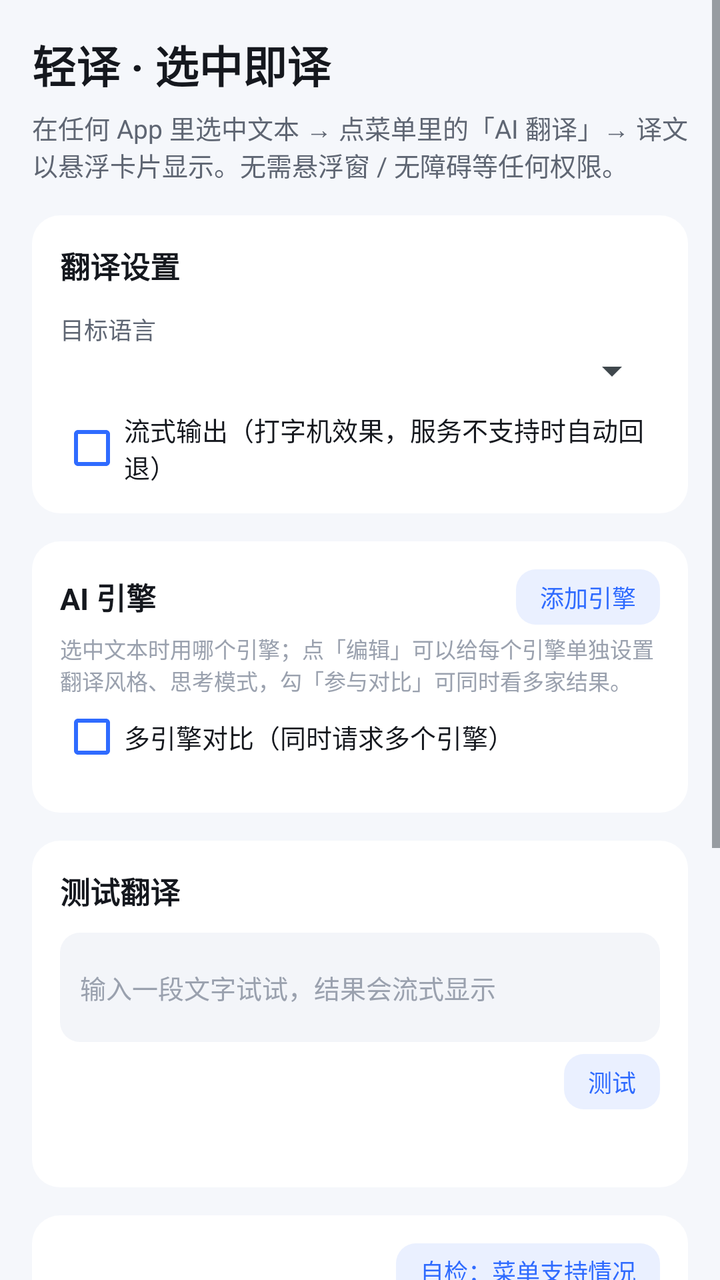
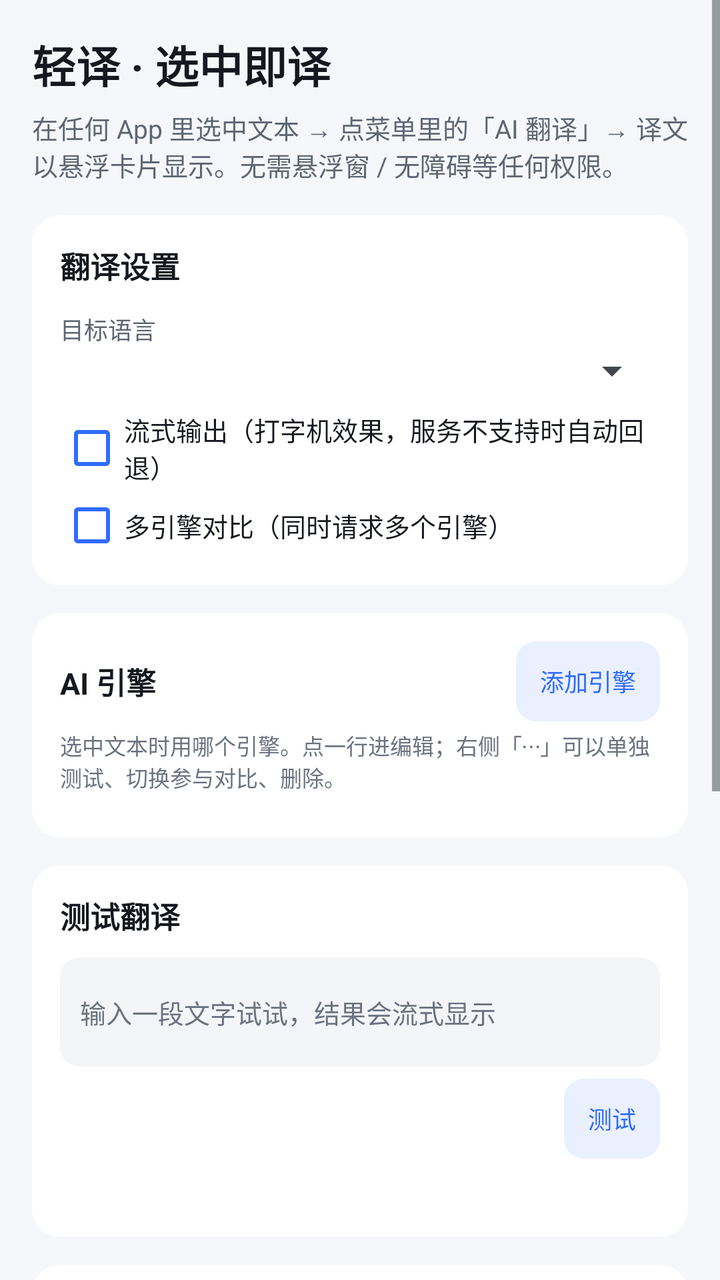

Screens rendered from an Android XML layout before and after an edit, with the pre-edit source and the edit as a unified diff.
<!-- AndroidManifest.xml: application theme Theme.LightTrans.Main -->
<!-- res/layout/activity_main.xml -->
<?xml version="1.0" encoding="utf-8"?>
<ScrollView xmlns:android="http://schemas.android.com/apk/res/android"
    android:layout_width="match_parent"
    android:layout_height="match_parent"
    android:background="@color/bg_page"
    android:fitsSystemWindows="true">

    <LinearLayout
        android:layout_width="match_parent"
        android:layout_height="wrap_content"
        android:orientation="vertical"
        android:padding="16dp">

        <TextView
            android:layout_width="match_parent"
            android:layout_height="wrap_content"
            android:text="轻译 · 选中即译"
            android:textColor="@color/text_main"
            android:textSize="22sp"
            android:textStyle="bold" />

        <TextView
            android:layout_width="match_parent"
            android:layout_height="wrap_content"
            android:layout_marginTop="6dp"
            android:text="在任何 App 里选中文本 → 点菜单里的「AI 翻译」→ 译文以悬浮卡片显示。无需悬浮窗 / 无障碍等任何权限。"
            android:textColor="@color/text_sub"
            android:textSize="13sp" />

        

        <LinearLayout
            android:layout_width="match_parent"
            android:layout_height="wrap_content"
            android:layout_marginTop="16dp"
            android:background="@drawable/bg_section"
            android:orientation="vertical"
            android:padding="14dp">

            <TextView
                style="@style/SectionTitle"
                android:text="翻译设置" />

            <TextView
                style="@style/FieldLabel"
                android:text="目标语言" />

            <Spinner
                android:id="@+id/spLang"
                android:layout_width="match_parent"
                android:layout_height="wrap_content" />

            <CheckBox
                android:id="@+id/cbStream"
                android:layout_width="wrap_content"
                android:layout_height="wrap_content"
                android:layout_marginTop="8dp"
                android:buttonTint="@color/primary"
                android:text="流式输出（打字机效果，服务不支持时自动回退）"
                android:textColor="@color/text_main"
                android:textSize="13sp" />
        </LinearLayout>

        

        <LinearLayout
            android:layout_width="match_parent"
            android:layout_height="wrap_content"
            android:layout_marginTop="14dp"
            android:background="@drawable/bg_section"
            android:orientation="vertical"
            android:padding="14dp">

            <LinearLayout
                android:layout_width="match_parent"
                android:layout_height="wrap_content"
                android:gravity="center_vertical"
                android:orientation="horizontal">

                <TextView
                    style="@style/SectionTitle"
                    android:layout_width="0dp"
                    android:layout_weight="1"
                    android:text="AI 引擎" />

                <Button
                    android:id="@+id/btnAddEngine"
                    style="@style/Btn.Small"
                    android:text="添加引擎" />
            </LinearLayout>

            <TextView
                android:layout_width="match_parent"
                android:layout_height="wrap_content"
                android:layout_marginTop="4dp"
                android:text="选中文本时用哪个引擎；点「编辑」可以给每个引擎单独设置翻译风格、思考模式，勾「参与对比」可同时看多家结果。"
                android:textColor="@color/text_hint"
                android:textSize="11sp" />

            <CheckBox
                android:id="@+id/cbMulti"
                android:layout_width="wrap_content"
                android:layout_height="wrap_content"
                android:layout_marginTop="4dp"
                android:buttonTint="@color/primary"
                android:text="多引擎对比（同时请求多个引擎）"
                android:textColor="@color/text_main"
                android:textSize="13sp" />

            <LinearLayout
                android:id="@+id/boxEngines"
                android:layout_width="match_parent"
                android:layout_height="wrap_content"
                android:layout_marginTop="8dp"
                android:orientation="vertical" />
        </LinearLayout>

        

        <LinearLayout
            android:layout_width="match_parent"
            android:layout_height="wrap_content"
            android:layout_marginTop="14dp"
            android:background="@drawable/bg_section"
            android:orientation="vertical"
            android:padding="14dp">

            <TextView
                style="@style/SectionTitle"
                android:text="测试翻译" />

            <EditText
                android:id="@+id/edTest"
                android:layout_width="match_parent"
                android:layout_height="wrap_content"
                android:layout_marginTop="10dp"
                android:background="@drawable/bg_input"
                android:hint="输入一段文字试试，结果会流式显示"
                android:inputType="textMultiLine"
                android:minLines="2"
                android:padding="10dp"
                android:textColor="@color/text_main"
                android:textColorHint="@color/text_hint"
                android:textSize="13sp" />

            <Button
                android:id="@+id/btnTest"
                style="@style/Btn.Small"
                android:layout_gravity="end"
                android:layout_marginTop="6dp"
                android:text="测试" />

            <TextView
                android:id="@+id/tvTest"
                android:layout_width="match_parent"
                android:layout_height="wrap_content"
                android:layout_marginTop="6dp"
                android:textColor="@color/text_main"
                android:textIsSelectable="true"
                android:textSize="14sp" />
        </LinearLayout>

        

        <LinearLayout
            android:layout_width="match_parent"
            android:layout_height="wrap_content"
            android:layout_marginTop="14dp"
            android:background="@drawable/bg_section"
            android:orientation="vertical"
            android:padding="14dp">

            <Button
                android:id="@+id/btnSelfCheck"
                style="@style/Btn.Small"
                android:layout_gravity="end"
                android:text="自检：菜单支持情况" />

            <TextView
                android:layout_width="match_parent"
                android:layout_height="wrap_content"
                android:layout_marginTop="8dp"
                android:textColor="@color/text_hint"
                android:textSize="12sp"
                android:text="· 权限：只有 INTERNET(普通权限，安装即授予，不弹窗) —— 悬浮窗/通知/无障碍全都不需要。\n· 三种入口：① 选中文字 → 点菜单里的「轻译」；② 选中 → 分享 →「轻译」；③ 浏览器的翻译图标（ACTION_TRANSLATE 通道）。\n· 原理：文本框的菜单项 = android.intent.action.PROCESS_TEXT；本应用以半透明对话框 Activity 的形式叠加在当前界面之上，看起来像悬浮窗，却不需要任何权限。\n· 菜单里看不到「轻译」时：点多选菜单右侧的 ⋮ 或「更多」，部分系统会把它收进二级菜单；网页里请走「分享」。\n· API Key 只保存在本机 SharedPreferences，请求直达你配置的引擎。\n· 翻译风格与思考模式都是每个引擎各自的设置（「编辑」里改）；悬浮卡片上也能随手切换。" />
        </LinearLayout>

    </LinearLayout>
</ScrollView>
<!-- resources referenced by this layout -->
<resources>
  <color name="bg_page">#F5F7FB</color>
  <color name="primary">#2F6BFF</color>
  <color name="text_hint">#9AA1AE</color>
  <color name="text_main">#15181E</color>
  <color name="text_sub">#5F6673</color>
  <!-- drawable bg_input (drawable) -->
  <?xml version="1.0" encoding="utf-8"?>
  <shape xmlns:android="http://schemas.android.com/apk/res/android" android:shape="rectangle">
      <solid android:color="#F3F5F9" />
      <corners android:radius="10dp" />
  </shape>
  <!-- drawable bg_section (drawable) -->
  <?xml version="1.0" encoding="utf-8"?>
  <shape xmlns:android="http://schemas.android.com/apk/res/android" android:shape="rectangle">
      <solid android:color="@color/surface" />
      <corners android:radius="14dp" />
  </shape>
  <style name="Btn.Small">
          <item name="android:textSize">12sp</item>
          <item name="android:paddingStart">12dp</item>
          <item name="android:paddingEnd">12dp</item>
          <item name="android:paddingTop">5dp</item>
          <item name="android:paddingBottom">5dp</item>
      </style>
  <style name="FieldLabel">
          <item name="android:layout_width">match_parent</item>
          <item name="android:layout_height">wrap_content</item>
          <item name="android:layout_marginTop">12dp</item>
          <item name="android:textColor">@color/text_sub</item>
          <item name="android:textSize">12sp</item>
      </style>
  <style name="SectionTitle">
          <item name="android:layout_width">wrap_content</item>
          <item name="android:layout_height">wrap_content</item>
          <item name="android:textColor">@color/text_main</item>
          <item name="android:textSize">15sp</item>
          <item name="android:textStyle">bold</item>
      </style>
  <style name="Theme.LightTrans.Main" parent="@android:style/Theme.DeviceDefault.Light">
          <item name="android:windowBackground">@color/bg_page</item>
      </style>
  <color name="surface">#FFFFFF</color>
</resources>

<!-- the commit's change to res/layout/activity_main.xml (unified diff, before → after) -->
@@ -48,7 +48,8 @@
             <Spinner
                 android:id="@+id/spLang"
                 android:layout_width="match_parent"
-                android:layout_height="wrap_content" />
+                android:layout_height="wrap_content"
+                android:popupBackground="@drawable/bg_popup" />
 
             <CheckBox
                 android:id="@+id/cbStream"
@@ -57,6 +58,16 @@
                 android:layout_marginTop="8dp"
                 android:buttonTint="@color/primary"
                 android:text="流式输出（打字机效果，服务不支持时自动回退）"
+                android:textColor="@color/text_main"
+                android:textSize="13sp" />
+
+            <CheckBox
+                android:id="@+id/cbMulti"
+                android:layout_width="wrap_content"
+                android:layout_height="wrap_content"
+                android:layout_marginTop="4dp"
+                android:buttonTint="@color/primary"
+                android:text="多引擎对比（同时请求多个引擎）"
                 android:textColor="@color/text_main"
                 android:textSize="13sp" />
         </LinearLayout>
@@ -93,19 +104,9 @@
                 android:layout_width="match_parent"
                 android:layout_height="wrap_content"
                 android:layout_marginTop="4dp"
-                android:text="选中文本时用哪个引擎；点「编辑」可以给每个引擎单独设置翻译风格、思考模式，勾「参与对比」可同时看多家结果。"
+                android:text="选中文本时用哪个引擎。点一行进编辑；右侧「⋯」可以单独测试、切换参与对比、删除。"
                 android:textColor="@color/text_hint"
                 android:textSize="11sp" />
-
-            <CheckBox
-                android:id="@+id/cbMulti"
-                android:layout_width="wrap_content"
-                android:layout_height="wrap_content"
-                android:layout_marginTop="4dp"
-                android:buttonTint="@color/primary"
-                android:text="多引擎对比（同时请求多个引擎）"
-                android:textColor="@color/text_main"
-                android:textSize="13sp" />
 
             <LinearLayout
                 android:id="@+id/boxEngines"
@@ -185,5 +186,14 @@
                 android:text="· 权限：只有 INTERNET(普通权限，安装即授予，不弹窗) —— 悬浮窗/通知/无障碍全都不需要。\n· 三种入口：① 选中文字 → 点菜单里的「轻译」；② 选中 → 分享 →「轻译」；③ 浏览器的翻译图标（ACTION_TRANSLATE 通道）。\n· 原理：文本框的菜单项 = android.intent.action.PROCESS_TEXT；本应用以半透明对话框 Activity 的形式叠加在当前界面之上，看起来像悬浮窗，却不需要任何权限。\n· 菜单里看不到「轻译」时：点多选菜单右侧的 ⋮ 或「更多」，部分系统会把它收进二级菜单；网页里请走「分享」。\n· API Key 只保存在本机 SharedPreferences，请求直达你配置的引擎。\n· 翻译风格与思考模式都是每个引擎各自的设置（「编辑」里改）；悬浮卡片上也能随手切换。" />
         </LinearLayout>
 
+        <TextView
+            android:id="@+id/tvVersion"
+            android:layout_width="match_parent"
+            android:layout_height="wrap_content"
+            android:layout_marginTop="18dp"
+            android:gravity="center"
+            android:textColor="@color/text_hint"
+            android:textSize="11sp" />
+
     </LinearLayout>
 </ScrollView>
<!-- resource entries referenced after the edit -->
@@ -2,14 +2,24 @@
 <resources>
   <color name="bg_page">#F5F7FB</color>
   <color name="primary">#2F6BFF</color>
-  <color name="text_hint">#9AA1AE</color>
+  <color name="text_hint">#6B7280</color>
   <color name="text_main">#15181E</color>
   <color name="text_sub">#5F6673</color>
   <!-- drawable bg_input (drawable) -->
   <?xml version="1.0" encoding="utf-8"?>
   <shape xmlns:android="http://schemas.android.com/apk/res/android" android:shape="rectangle">
-      <solid android:color="#F3F5F9" />
+      <solid android:color="@color/surface_input" />
       <corners android:radius="10dp" />
+  </shape>
+  <!-- drawable bg_popup (drawable) -->
+  <?xml version="1.0" encoding="utf-8"?>
+  <shape xmlns:android="http://schemas.android.com/apk/res/android"
+      android:shape="rectangle">
+      <solid android:color="@color/surface" />
+      <corners android:radius="12dp" />
+      <stroke
+          android:width="1dp"
+          android:color="@color/divider" />
   </shape>
   <!-- drawable bg_section (drawable) -->
   <?xml version="1.0" encoding="utf-8"?>
@@ -19,6 +29,9 @@
   </shape>
   <style name="Btn.Small">
           <item name="android:textSize">12sp</item>
+          
+          <item name="android:minHeight">40dp</item>
+          <item name="android:gravity">center</item>
           <item name="android:paddingStart">12dp</item>
           <item name="android:paddingEnd">12dp</item>
           <item name="android:paddingTop">5dp</item>
@@ -40,7 +53,16 @@
       </style>
   <style name="Theme.LightTrans.Main" parent="@android:style/Theme.DeviceDefault.Light">
           <item name="android:windowBackground">@color/bg_page</item>
+          
+          <item name="android:forceDarkAllowed">false</item>
+          
+          <item name="android:statusBarColor">@color/bg_page</item>
+          <item name="android:windowLightStatusBar">true</item>
+          <item name="android:navigationBarColor">@color/bg_page</item>
+          <item name="android:windowLightNavigationBar">true</item>
       </style>
+  <color name="surface_input">#F3F5F9</color>
   <color name="surface">#FFFFFF</color>
+  <color name="divider">#14000000</color>
 </resources>
 
